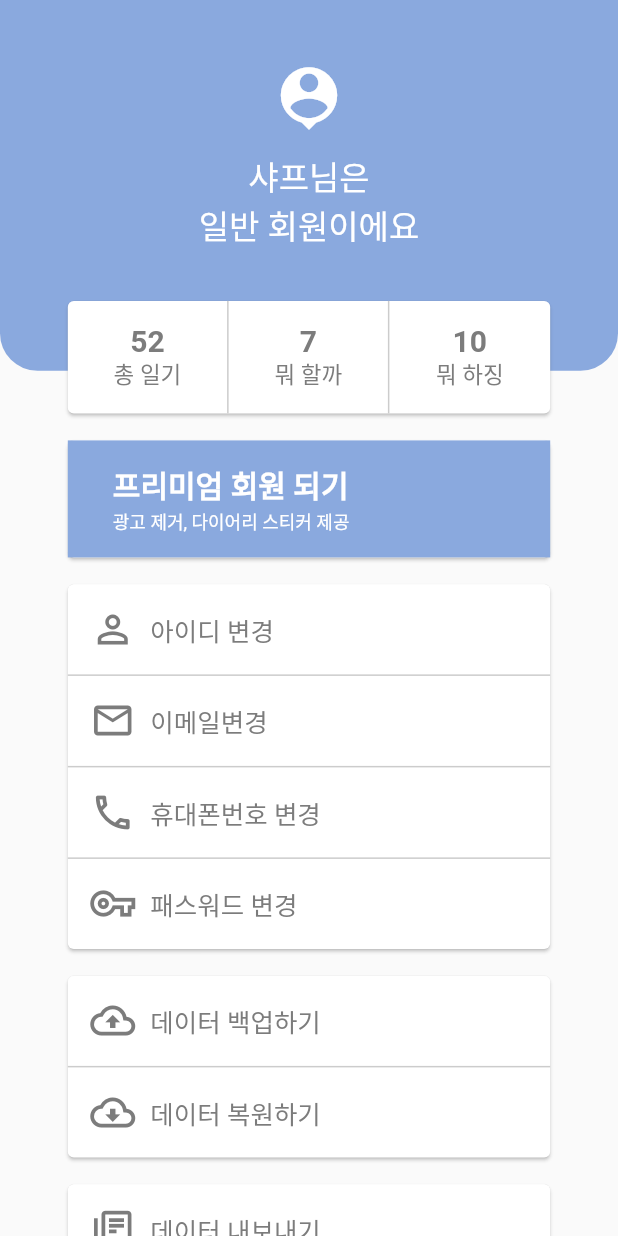
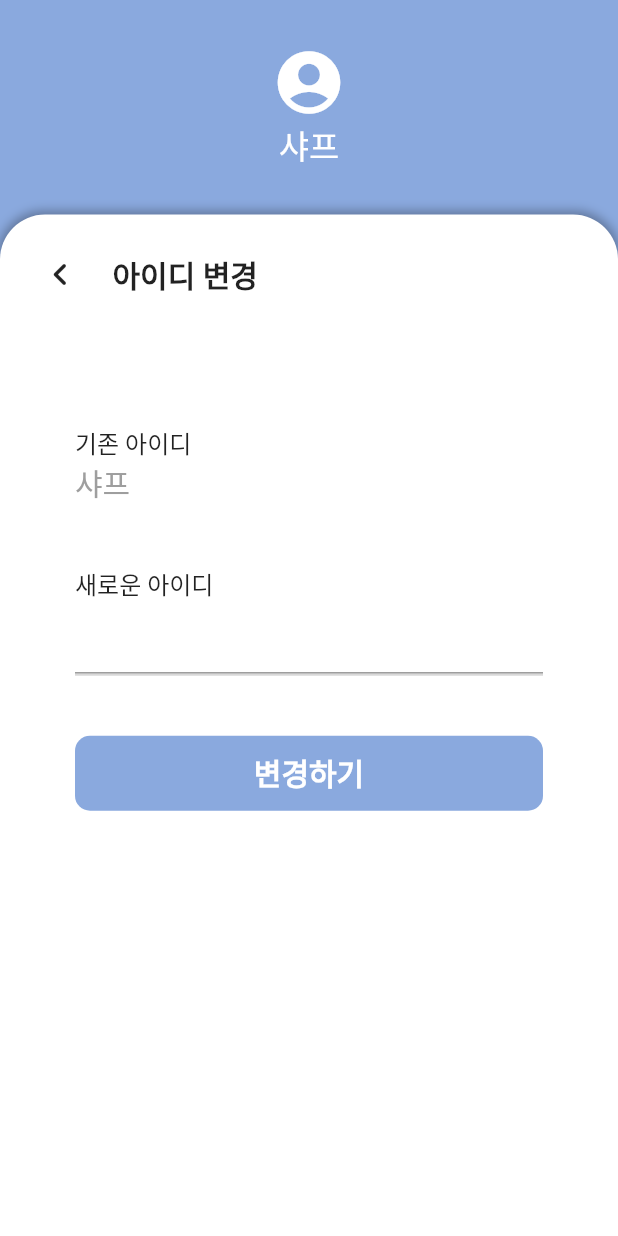
Before and after one commit to DBLabProj/sumpyo, a Flutter app: the screen it shows after launch, on a phone screen of 412 x 824 dp. Run offline on Flutter 3.47's test engine with Material 2 defaults, Android fonts, the light colour scheme and no system bars; our stand-ins replace awesome_bottom_bar, fluttertoast, google_fonts, table_calendar; missing offline and left inert: multi_masked_formatter, sliding_up_panel2; generated files the repository leaves out were written again.

Commit message:
create edit_account_info screen

```diff
--- a/lib/main.dart
+++ b/lib/main.dart
@@ -2,7 +2,7 @@ import 'package:flutter/material.dart';
 import 'package:sumpyo/l10n/l10n.dart';
 import 'package:flutter_localizations/flutter_localizations.dart';
 import 'package:flutter_gen/gen_l10n/app_localizations.dart';
-import 'package:sumpyo/screens/mypage_screen.dart';
+import 'package:sumpyo/screens/edit_account_info.dart';
 
 void main() {
   runApp(const App());
@@ -31,7 +31,7 @@ class _AppState extends State<App> {
         dividerColor: const Color(0xffCCCCCC),
       ),
       // home: const HomeScreen(),
-      home: const myPage(),
+      home: const editAccount(),
     );
   }
 }
--- /dev/null
+++ b/lib/screens/edit_account_info.dart
@@ -0,0 +1,179 @@
+import 'package:flutter/material.dart';
+
+class editAccount extends StatefulWidget {
+  const editAccount({super.key});
+
+  @override
+  State<editAccount> createState() => _editAccountState();
+}
+
+class _editAccountState extends State<editAccount> {
+  @override
+  Widget build(BuildContext context) {
+    return Scaffold(
+      resizeToAvoidBottomInset: false,
+      backgroundColor: Theme.of(context).primaryColor,
+      appBar: AppBar(
+        elevation: 0.0,
+        toolbarHeight: 0,
+        backgroundColor: Theme.of(context).primaryColor,
+      ),
+      body: SafeArea(
+        child: Column(
+          children: [
+            Container(
+              margin: const EdgeInsets.all(30),
+              decoration: const BoxDecoration(),
+              child: Column(
+                children: const [
+                  Icon(
+                    Icons.account_circle,
+                    color: Colors.white,
+                    size: 50,
+                  ),
+                  Text(
+                    '샤프',
+                    style: TextStyle(
+                      color: Colors.white,
+                      fontSize: 22,
+                      fontWeight: FontWeight.w400,
+                    ),
+                  ),
+                ],
+              ),
+            ),
+            Expanded(
+              child: Container(
+                decoration: BoxDecoration(
+                  color: Colors.white,
+                  borderRadius: const BorderRadius.only(
+                    topLeft: Radius.circular(30),
+                    topRight: Radius.circular(30),
+                  ),
+                  boxShadow: [
+                    BoxShadow(
+                      color: Colors.black.withOpacity(0.3),
+                      blurRadius: 5.0,
+                      spreadRadius: 1,
+                      offset: const Offset(0, -1),
+                    )
+                  ],
+                ),
+                child: Column(
+                  crossAxisAlignment: CrossAxisAlignment.start,
+                  children: [
+                    Padding(
+                      padding: const EdgeInsets.all(25),
+                      child: Row(
+                        children: const [
+                          Icon(
+                            Icons.navigate_before_rounded,
+                            size: 30,
+                          ),
+                          SizedBox(
+                            width: 20,
+                          ),
+                          Text(
+                            "아이디 변경",
+                            style: TextStyle(
+                              fontSize: 20,
+                              fontWeight: FontWeight.w600,
+                            ),
+                          ),
+                        ],
+                      ),
+                    ),
+                    Padding(
+                      padding: const EdgeInsets.symmetric(
+                          horizontal: 50, vertical: 40),
+                      child: Column(
+                        crossAxisAlignment: CrossAxisAlignment.start,
+                        children: [
+                          Padding(
+                            padding: const EdgeInsets.symmetric(
+                              vertical: 20,
+                            ),
+                            child: Column(
+                              crossAxisAlignment: CrossAxisAlignment.start,
+                              children: const [
+                                Text(
+                                  "기존 아이디",
+                                  style: TextStyle(
+                                    fontSize: 16,
+                                  ),
+                                ),
+                                Text(
+                                  "샤프",
+                                  style: TextStyle(
+                                    color: Colors.grey,
+                                    fontSize: 20,
+                                  ),
+                                ),
+                              ],
+                            ),
+                          ),
+                          Padding(
+                            padding: const EdgeInsets.symmetric(vertical: 20),
+                            child: Column(
+                              crossAxisAlignment: CrossAxisAlignment.start,
+                              children: [
+                                const Text(
+                                  "새로운 아이디",
+                                  style: TextStyle(
+                                    fontSize: 16,
+                                  ),
+                                ),
+                                Container(
+                                  decoration: BoxDecoration(
+                                      border: Border(
+                                          bottom: BorderSide(
+                                              width: 1.5,
+                                              color: Colors.grey
+                                                  .withOpacity(0.4)))),
+                                  child: Row(
+                                    mainAxisAlignment: MainAxisAlignment.start,
+                                    children: [
+                                      Flexible(
+                                        child: TextFormField(),
+                                      ),
+                                    ],
+                                  ),
+                                )
+                              ],
+                            ),
+                          ),
+                          Container(
+                            margin: const EdgeInsets.symmetric(vertical: 20),
+                            decoration: BoxDecoration(
+                                color: Theme.of(context).primaryColor,
+                                borderRadius: BorderRadius.circular(10)),
+                            child: Row(
+                              mainAxisAlignment: MainAxisAlignment.center,
+                              children: const [
+                                Padding(
+                                  padding: EdgeInsets.all(10),
+                                  child: Text(
+                                    "변경하기",
+                                    style: TextStyle(
+                                      color: Colors.white,
+                                      fontSize: 20,
+                                      fontWeight: FontWeight.w600,
+                                    ),
+                                  ),
+                                ),
+                              ],
+                            ),
+                          ),
+                        ],
+                      ),
+                    ),
+                  ],
+                ),
+              ),
+            ),
+          ],
+        ),
+      ),
+    );
+  }
+}
--- a/lib/screens/home_screen.dart
+++ b/lib/screens/home_screen.dart
@@ -30,7 +30,9 @@ class _HomeScreenState extends State<HomeScreen> {
       contentHeight = getContentSize();
       setState(() {
         minHeight = contentHeight - monthHeight - topbarHeight - 80;
-        print('컨텐츠높이:$contentHeight, 월간달력:$monthHeight, 최소높이:$minHeight');
+        print(
+          '컨텐츠높이:$contentHeight, 월간달력:$monthHeight, 최소높이:$minHeight',
+        );
       });
     });
   }
--- a/lib/screens/login_screen.dart
+++ b/lib/screens/login_screen.dart
@@ -149,7 +149,8 @@ class _loginButtonState extends State<loginButton> {
             child: const Text(
               '로그인',
               style: TextStyle(),
-              )),
+            ),
+          ),
         ),
         SizedBox(
           width: buttonWidth,
--- a/lib/screens/mypage_screen.dart
+++ b/lib/screens/mypage_screen.dart
@@ -42,22 +42,18 @@ class _mypage_screState extends State<myPage> {
                     MediaQuery.of(context).size.height * 0.05),
                 child: Column(
                   children: [
-                    Row(
-                      mainAxisAlignment: MainAxisAlignment.center,
-                      children: [
                     Padding(
                       padding: const EdgeInsets.all(20),
                       child: Column(
                         mainAxisAlignment: MainAxisAlignment.center,
                         children: [
                           const Icon(
-                                Icons.person_pin,
+                            Icons.account_circle,
                             color: Colors.white,
                             size: 50,
                           ),
                           Padding(
-                                padding:
-                                    const EdgeInsets.symmetric(vertical: 10),
+                            padding: const EdgeInsets.symmetric(vertical: 10),
                             child: Column(
                               children: const [
                                 Text(
@@ -81,8 +77,6 @@ class _mypage_screState extends State<myPage> {
                           ),
                         ],
                       ),
-                        )
-                      ],
                     ),
                     Card(
                       child: Row(
```
Lines whose indentation alone changed are shown as unchanged.
